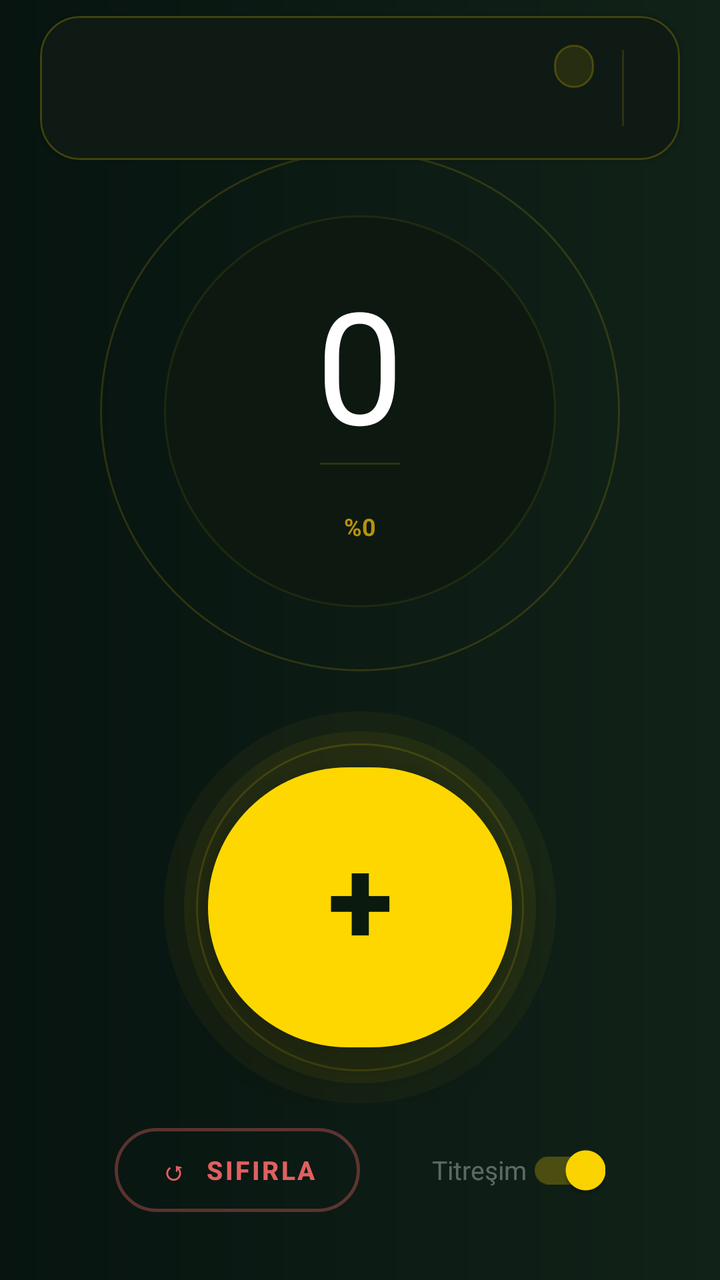
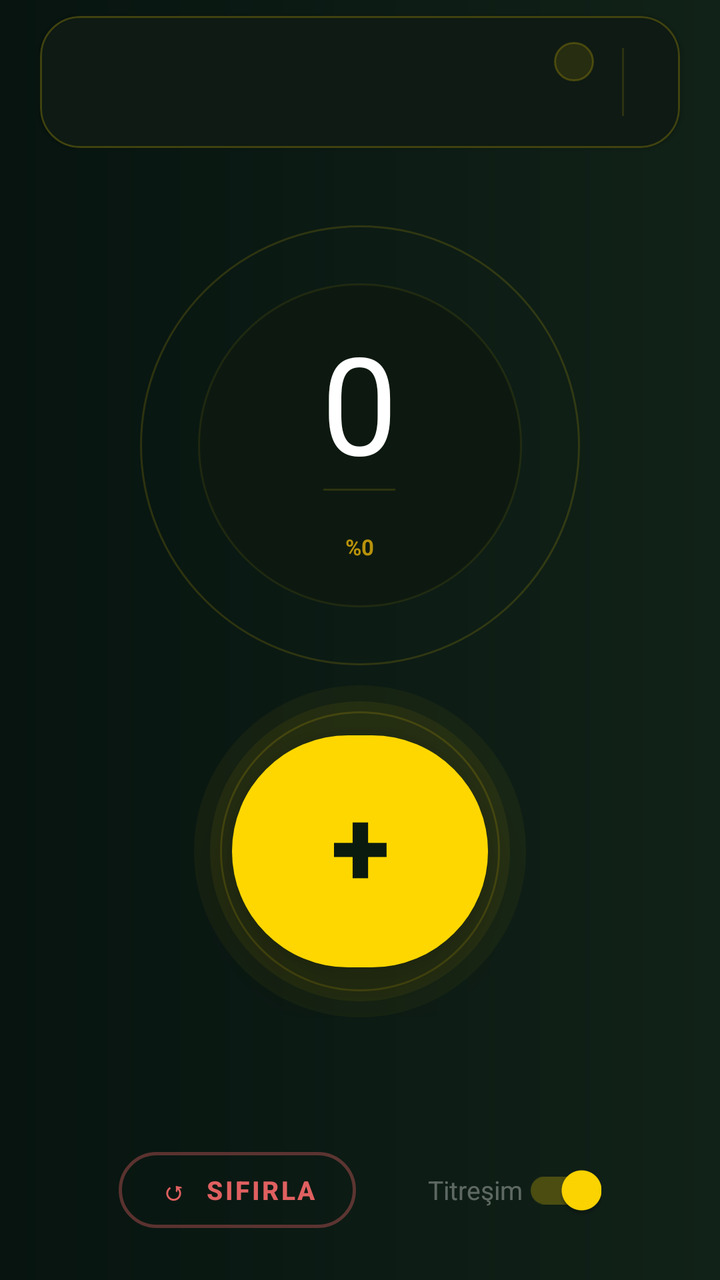

Compare the two renders of this Android layout. The source of the first and the diff that turns it into the second are given below.
<!-- AndroidManifest.xml: application theme Theme.IbadetApp -->
<!-- res/layout/fragment_zikir_counter.xml -->
<?xml version="1.0" encoding="utf-8"?>
<androidx.constraintlayout.widget.ConstraintLayout
    xmlns:android="http://schemas.android.com/apk/res/android"
    xmlns:app="http://schemas.android.com/apk/res-auto"
    android:layout_width="match_parent"
    android:layout_height="match_parent"
    android:background="@drawable/bg_tesbih_gradient">

    
    <com.google.android.material.card.MaterialCardView
        android:id="@+id/card_zikir_info"
        android:layout_width="0dp"
        android:layout_height="wrap_content"
        android:layout_marginHorizontal="20dp"
        android:layout_marginTop="8dp"
        app:cardBackgroundColor="#0E1A13"
        app:cardCornerRadius="20dp"
        app:cardElevation="2dp"
        app:strokeColor="#35FFD700"
        app:strokeWidth="1dp"
        app:layout_constraintTop_toTopOf="parent"
        app:layout_constraintStart_toStartOf="parent"
        app:layout_constraintEnd_toEndOf="parent">

        <LinearLayout
            android:layout_width="match_parent"
            android:layout_height="wrap_content"
            android:orientation="horizontal"
            android:gravity="center_vertical"
            android:paddingStart="16dp"
            android:paddingEnd="14dp"
            android:paddingVertical="14dp">

            
            <LinearLayout
                android:layout_width="0dp"
                android:layout_height="wrap_content"
                android:layout_weight="1"
                android:orientation="vertical">

                <LinearLayout
                    android:layout_width="match_parent"
                    android:layout_height="wrap_content"
                    android:orientation="horizontal"
                    android:gravity="center_vertical"
                    android:layout_marginBottom="5dp">

                    <TextView
                        android:id="@+id/tv_zikir_translit"
                        android:layout_width="0dp"
                        android:layout_height="wrap_content"
                        android:layout_weight="1"
                        android:textSize="17sp"
                        android:textStyle="bold"
                        android:textColor="#F5F5F5"
                        android:letterSpacing="0.01"
                        android:layout_marginEnd="8dp" />

                    <TextView
                        android:id="@+id/tv_zikir_category"
                        android:layout_width="wrap_content"
                        android:layout_height="wrap_content"
                        android:textSize="10sp"
                        android:textColor="#FFD700"
                        android:background="@drawable/bg_category_badge"
                        android:paddingHorizontal="10dp"
                        android:paddingVertical="4dp" />

                </LinearLayout>

                <TextView
                    android:id="@+id/tv_zikir_turkish"
                    android:layout_width="match_parent"
                    android:layout_height="wrap_content"
                    android:textSize="12sp"
                    android:textColor="#65FFFFFF"
                    android:maxLines="1"
                    android:ellipsize="end" />

            </LinearLayout>

            
            <View
                android:layout_width="1dp"
                android:layout_height="38dp"
                android:layout_marginHorizontal="14dp"
                android:background="#20FFD700" />

            
            <TextView
                android:id="@+id/tv_zikir_arabic"
                android:layout_width="wrap_content"
                android:layout_height="wrap_content"
                android:textSize="24sp"
                android:textColor="#FFD700"
                android:gravity="center"
                android:textDirection="rtl"
                android:fontFamily="@font/arabic_font"
                android:lineSpacingMultiplier="1.5"
                android:shadowColor="#90FFD700"
                android:shadowDx="0"
                android:shadowDy="0"
                android:shadowRadius="10" />

        </LinearLayout>

    </com.google.android.material.card.MaterialCardView>

    
    <FrameLayout
        android:id="@+id/fl_counter"
        android:layout_width="260dp"
        android:layout_height="260dp"
        app:layout_constraintTop_toBottomOf="@id/card_zikir_info"
        app:layout_constraintBottom_toTopOf="@id/fl_button"
        app:layout_constraintStart_toStartOf="parent"
        app:layout_constraintEnd_toEndOf="parent"
        app:layout_constraintVertical_chainStyle="packed"
        app:layout_constraintVertical_bias="0.45">

        
        <View
            android:layout_width="260dp"
            android:layout_height="260dp"
            android:layout_gravity="center"
            android:background="@drawable/bg_ring_outer" />

        
        <com.google.android.material.progressindicator.CircularProgressIndicator
            android:id="@+id/progress_bar"
            android:layout_width="238dp"
            android:layout_height="238dp"
            android:layout_gravity="center"
            app:trackThickness="12dp"
            app:indicatorColor="#FFD700"
            app:trackColor="#0FFFFFFF"
            app:trackCornerRadius="6dp" />

        
        <View
            android:layout_width="196dp"
            android:layout_height="196dp"
            android:layout_gravity="center"
            android:background="@drawable/bg_counter_circle" />

        
        <LinearLayout
            android:layout_width="wrap_content"
            android:layout_height="wrap_content"
            android:layout_gravity="center"
            android:orientation="vertical"
            android:gravity="center">

            <TextView
                android:id="@+id/tv_current_count"
                android:layout_width="wrap_content"
                android:layout_height="wrap_content"
                android:textSize="78sp"
                android:textStyle="bold"
                android:textColor="#FFFFFF"
                android:fontFamily="sans-serif-thin"
                android:text="0"
                android:includeFontPadding="false" />

            <View
                android:layout_width="40dp"
                android:layout_height="1dp"
                android:layout_marginBottom="4dp"
                android:background="#22FFD700" />

            <TextView
                android:id="@+id/tv_target_count"
                android:layout_width="wrap_content"
                android:layout_height="wrap_content"
                android:textSize="11sp"
                android:textColor="#50FFFFFF"
                android:gravity="center"
                android:letterSpacing="0.05" />

            <TextView
                android:id="@+id/tv_progress"
                android:layout_width="wrap_content"
                android:layout_height="wrap_content"
                android:textSize="12sp"
                android:textStyle="bold"
                android:textColor="#B8920A"
                android:text="%0"
                android:layout_marginTop="4dp" />

        </LinearLayout>

    </FrameLayout>

    
    <FrameLayout
        android:id="@+id/fl_button"
        android:layout_width="wrap_content"
        android:layout_height="wrap_content"
        android:layout_marginTop="20dp"
        app:layout_constraintTop_toBottomOf="@id/fl_counter"
        app:layout_constraintBottom_toTopOf="@id/ll_controls"
        app:layout_constraintStart_toStartOf="parent"
        app:layout_constraintEnd_toEndOf="parent">

        
        <View
            android:layout_width="196dp"
            android:layout_height="196dp"
            android:layout_gravity="center"
            android:background="@drawable/bg_button_glow"
            android:alpha="0.08" />

        
        <View
            android:layout_width="176dp"
            android:layout_height="176dp"
            android:layout_gravity="center"
            android:background="@drawable/bg_button_glow"
            android:alpha="0.11" />

        
        <View
            android:layout_width="164dp"
            android:layout_height="164dp"
            android:layout_gravity="center"
            android:background="@drawable/bg_ring_outer" />

        
        <com.google.android.material.button.MaterialButton
            android:id="@+id/btn_count"
            android:layout_width="152dp"
            android:layout_height="152dp"
            android:layout_gravity="center"
            android:text="+"
            android:textSize="60sp"
            android:textColor="#0A1A0E"
            android:textStyle="bold"
            app:backgroundTint="#FFD700"
            app:cornerRadius="76dp"
            android:elevation="18dp"
            android:stateListAnimator="@null"
            android:includeFontPadding="false"
            android:paddingBottom="8dp" />

    </FrameLayout>

    
    <LinearLayout
        android:id="@+id/ll_controls"
        android:layout_width="0dp"
        android:layout_height="wrap_content"
        android:orientation="horizontal"
        android:gravity="center"
        android:paddingHorizontal="32dp"
        android:paddingBottom="28dp"
        android:paddingTop="12dp"
        app:layout_constraintBottom_toBottomOf="parent"
        app:layout_constraintStart_toStartOf="parent"
        app:layout_constraintEnd_toEndOf="parent">

        <com.google.android.material.button.MaterialButton
            android:id="@+id/btn_reset"
            style="@style/Widget.MaterialComponents.Button.OutlinedButton"
            android:layout_width="wrap_content"
            android:layout_height="wrap_content"
            android:text="↺  Sıfırla"
            android:textColor="#E06060"
            android:textSize="13sp"
            android:textStyle="bold"
            android:layout_marginEnd="36dp"
            app:strokeColor="#60E06060"
            app:strokeWidth="1.5dp"
            app:backgroundTint="@android:color/transparent"
            app:cornerRadius="24dp"
            android:paddingHorizontal="22dp"
            android:paddingVertical="12dp" />

        <com.google.android.material.switchmaterial.SwitchMaterial
            android:id="@+id/btn_vibration"
            android:layout_width="wrap_content"
            android:layout_height="wrap_content"
            android:text="Titreşim"
            android:checked="true"
            android:textColor="#55FFFFFF"
            android:textSize="13sp"
            app:thumbTint="#FFD700"
            app:trackTint="#40FFD700" />

    </LinearLayout>

</androidx.constraintlayout.widget.ConstraintLayout>
<!-- resources referenced by this layout -->
<resources>
  <!-- drawable bg_button_glow (drawable) -->
  <?xml version="1.0" encoding="utf-8"?>
  <shape xmlns:android="http://schemas.android.com/apk/res/android"
      android:shape="oval">
      <solid android:color="#80FFD700" />
  </shape>
  <!-- drawable bg_category_badge (drawable) -->
  <?xml version="1.0" encoding="utf-8"?>
  <shape xmlns:android="http://schemas.android.com/apk/res/android">
      <solid android:color="#1AFFD700" />
      <corners android:radius="12dp" />
      <stroke
          android:width="1dp"
          android:color="#35FFD700" />
  </shape>
  <!-- drawable bg_counter_circle (drawable) -->
  <?xml version="1.0" encoding="utf-8"?>
  <shape xmlns:android="http://schemas.android.com/apk/res/android"
      android:shape="oval">
      <solid android:color="#0D1910" />
      <stroke
          android:width="1dp"
          android:color="#15FFD700" />
  </shape>
  <!-- drawable bg_ring_outer (drawable) -->
  <?xml version="1.0" encoding="utf-8"?>
  <shape xmlns:android="http://schemas.android.com/apk/res/android"
      android:shape="oval">
      <solid android:color="@android:color/transparent" />
      <stroke
          android:width="1dp"
          android:color="#25FFD700" />
  </shape>
  <!-- drawable bg_tesbih_gradient (drawable) -->
  <?xml version="1.0" encoding="utf-8"?>
  <shape xmlns:android="http://schemas.android.com/apk/res/android">
      <gradient
          android:type="linear"
          android:angle="180"
          android:startColor="#112218"
          android:endColor="#071410" />
  </shape>
  <style name="Theme.IbadetApp" parent="Theme.MaterialComponents.DayNight.DarkActionBar">
          <item name="colorPrimary">@color/green_primary</item>
          <item name="colorPrimaryDark">@color/green_dark</item>
          <item name="colorAccent">@color/green_light</item>
          <item name="colorPrimaryVariant">@color/green_dark</item>
          <item name="colorOnPrimary">@color/white</item>
          <item name="colorSecondary">@color/green_light</item>
          <item name="colorOnSecondary">@color/white</item>
          <item name="android:statusBarColor">@color/premium_bg_dark</item>
          <item name="android:navigationBarColor">@color/premium_bg_mid</item>
          <item name="windowActionBar">false</item>
          <item name="windowNoTitle">true</item>
      </style>
  <color name="green_primary">#2E7D32</color>
  <color name="green_dark">#1B5E20</color>
  <color name="green_light">#4CAF50</color>
  <color name="white">#FFFFFF</color>
  <color name="premium_bg_dark">#071410</color>
  <color name="premium_bg_mid">#112218</color>
</resources>

<!-- the commit's change to res/layout/fragment_zikir_counter.xml (unified diff, before → after) -->
@@ -29,9 +29,8 @@
             android:gravity="center_vertical"
             android:paddingStart="16dp"
             android:paddingEnd="14dp"
-            android:paddingVertical="14dp">
-
-            
+            android:paddingVertical="12dp">
+
             <LinearLayout
                 android:layout_width="0dp"
                 android:layout_height="wrap_content"
@@ -43,17 +42,16 @@
                     android:layout_height="wrap_content"
                     android:orientation="horizontal"
                     android:gravity="center_vertical"
-                    android:layout_marginBottom="5dp">
+                    android:layout_marginBottom="4dp">
 
                     <TextView
                         android:id="@+id/tv_zikir_translit"
                         android:layout_width="0dp"
                         android:layout_height="wrap_content"
                         android:layout_weight="1"
-                        android:textSize="17sp"
+                        android:textSize="16sp"
                         android:textStyle="bold"
                         android:textColor="#F5F5F5"
-                        android:letterSpacing="0.01"
                         android:layout_marginEnd="8dp" />
 
                     <TextView
@@ -64,7 +62,7 @@
                         android:textColor="#FFD700"
                         android:background="@drawable/bg_category_badge"
                         android:paddingHorizontal="10dp"
-                        android:paddingVertical="4dp" />
+                        android:paddingVertical="3dp" />
 
                 </LinearLayout>
 
@@ -79,28 +77,26 @@
 
             </LinearLayout>
 
-            
             <View
                 android:layout_width="1dp"
-                android:layout_height="38dp"
+                android:layout_height="34dp"
                 android:layout_marginHorizontal="14dp"
                 android:background="#20FFD700" />
 
-            
             <TextView
                 android:id="@+id/tv_zikir_arabic"
                 android:layout_width="wrap_content"
                 android:layout_height="wrap_content"
-                android:textSize="24sp"
+                android:textSize="22sp"
                 android:textColor="#FFD700"
                 android:gravity="center"
                 android:textDirection="rtl"
                 android:fontFamily="@font/arabic_font"
-                android:lineSpacingMultiplier="1.5"
+                android:lineSpacingMultiplier="1.4"
                 android:shadowColor="#90FFD700"
                 android:shadowDx="0"
                 android:shadowDy="0"
-                android:shadowRadius="10" />
+                android:shadowRadius="8" />
 
         </LinearLayout>
 
@@ -109,41 +105,37 @@
     
     <FrameLayout
         android:id="@+id/fl_counter"
-        android:layout_width="260dp"
-        android:layout_height="260dp"
+        android:layout_width="220dp"
+        android:layout_height="220dp"
         app:layout_constraintTop_toBottomOf="@id/card_zikir_info"
         app:layout_constraintBottom_toTopOf="@id/fl_button"
         app:layout_constraintStart_toStartOf="parent"
         app:layout_constraintEnd_toEndOf="parent"
         app:layout_constraintVertical_chainStyle="packed"
-        app:layout_constraintVertical_bias="0.45">
-
-        
-        <View
-            android:layout_width="260dp"
-            android:layout_height="260dp"
+        app:layout_constraintVertical_bias="0.42">
+
+        <View
+            android:layout_width="220dp"
+            android:layout_height="220dp"
             android:layout_gravity="center"
             android:background="@drawable/bg_ring_outer" />
 
-        
         <com.google.android.material.progressindicator.CircularProgressIndicator
             android:id="@+id/progress_bar"
-            android:layout_width="238dp"
-            android:layout_height="238dp"
-            android:layout_gravity="center"
-            app:trackThickness="12dp"
+            android:layout_width="200dp"
+            android:layout_height="200dp"
+            android:layout_gravity="center"
+            app:trackThickness="11dp"
             app:indicatorColor="#FFD700"
-            app:trackColor="#0FFFFFFF"
+            app:trackColor="#18FFFFFF"
             app:trackCornerRadius="6dp" />
 
-        
-        <View
-            android:layout_width="196dp"
-            android:layout_height="196dp"
+        <View
+            android:layout_width="162dp"
+            android:layout_height="162dp"
             android:layout_gravity="center"
             android:background="@drawable/bg_counter_circle" />
 
-        
         <LinearLayout
             android:layout_width="wrap_content"
             android:layout_height="wrap_content"
@@ -155,7 +147,7 @@
                 android:id="@+id/tv_current_count"
                 android:layout_width="wrap_content"
                 android:layout_height="wrap_content"
-                android:textSize="78sp"
+                android:textSize="68sp"
                 android:textStyle="bold"
                 android:textColor="#FFFFFF"
                 android:fontFamily="sans-serif-thin"
@@ -163,9 +155,9 @@
                 android:includeFontPadding="false" />
 
             <View
-                android:layout_width="40dp"
+                android:layout_width="36dp"
                 android:layout_height="1dp"
-                android:layout_marginBottom="4dp"
+                android:layout_marginBottom="3dp"
                 android:background="#22FFD700" />
 
             <TextView
@@ -174,18 +166,17 @@
                 android:layout_height="wrap_content"
                 android:textSize="11sp"
                 android:textColor="#50FFFFFF"
-                android:gravity="center"
-                android:letterSpacing="0.05" />
+                android:gravity="center" />
 
             <TextView
                 android:id="@+id/tv_progress"
                 android:layout_width="wrap_content"
                 android:layout_height="wrap_content"
-                android:textSize="12sp"
+                android:textSize="11sp"
                 android:textStyle="bold"
                 android:textColor="#B8920A"
                 android:text="%0"
-                android:layout_marginTop="4dp" />
+                android:layout_marginTop="3dp" />
 
         </LinearLayout>
 
@@ -196,7 +187,7 @@
         android:id="@+id/fl_button"
         android:layout_width="wrap_content"
         android:layout_height="wrap_content"
-        android:layout_marginTop="20dp"
+        android:layout_marginTop="10dp"
         app:layout_constraintTop_toBottomOf="@id/fl_counter"
         app:layout_constraintBottom_toTopOf="@id/ll_controls"
         app:layout_constraintStart_toStartOf="parent"
@@ -204,43 +195,43 @@
 
         
         <View
-            android:layout_width="196dp"
-            android:layout_height="196dp"
+            android:layout_width="166dp"
+            android:layout_height="166dp"
             android:layout_gravity="center"
             android:background="@drawable/bg_button_glow"
-            android:alpha="0.08" />
-
-        
-        <View
-            android:layout_width="176dp"
-            android:layout_height="176dp"
+            android:alpha="0.09" />
+
+        
+        <View
+            android:layout_width="150dp"
+            android:layout_height="150dp"
             android:layout_gravity="center"
             android:background="@drawable/bg_button_glow"
-            android:alpha="0.11" />
-
-        
-        <View
-            android:layout_width="164dp"
-            android:layout_height="164dp"
+            android:alpha="0.12" />
+
+        
+        <View
+            android:layout_width="140dp"
+            android:layout_height="140dp"
             android:layout_gravity="center"
             android:background="@drawable/bg_ring_outer" />
 
         
         <com.google.android.material.button.MaterialButton
             android:id="@+id/btn_count"
-            android:layout_width="152dp"
-            android:layout_height="152dp"
+            android:layout_width="128dp"
+            android:layout_height="128dp"
             android:layout_gravity="center"
             android:text="+"
-            android:textSize="60sp"
+            android:textSize="54sp"
             android:textColor="#0A1A0E"
             android:textStyle="bold"
             app:backgroundTint="#FFD700"
-            app:cornerRadius="76dp"
-            android:elevation="18dp"
+            app:cornerRadius="64dp"
+            android:elevation="16dp"
             android:stateListAnimator="@null"
             android:includeFontPadding="false"
-            android:paddingBottom="8dp" />
+            android:paddingBottom="6dp" />
 
     </FrameLayout>
 
@@ -252,8 +243,8 @@
         android:orientation="horizontal"
         android:gravity="center"
         android:paddingHorizontal="32dp"
-        android:paddingBottom="28dp"
-        android:paddingTop="12dp"
+        android:paddingBottom="20dp"
+        android:paddingTop="8dp"
         app:layout_constraintBottom_toBottomOf="parent"
         app:layout_constraintStart_toStartOf="parent"
         app:layout_constraintEnd_toEndOf="parent">
@@ -272,8 +263,8 @@
             app:strokeWidth="1.5dp"
             app:backgroundTint="@android:color/transparent"
             app:cornerRadius="24dp"
-            android:paddingHorizontal="22dp"
-            android:paddingVertical="12dp" />
+            android:paddingHorizontal="20dp"
+            android:paddingVertical="10dp" />
 
         <com.google.android.material.switchmaterial.SwitchMaterial
             android:id="@+id/btn_vibration"
